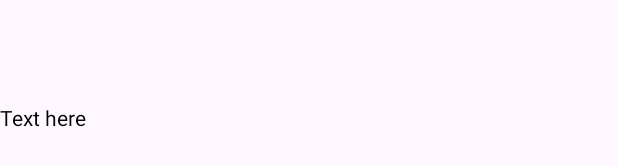
After one commit to Malccy/Smith_Malcolm_S2224512, an Android app: the layout layout_listview.xml on its own in the app's theme, with its tools: preview values and no code run, on a phone screen of 412 x 824 dp. The commit adds this screen. Shown: the part 500-666 px from the top of the screen. Run offline under Robolectric (Android 15) with nearby library versions, the phone set to English and light mode, and no system bars.

Commit message:
Added colours for delay length and pop-up for further details on a tap. Added image placeholders for icons but yet to add

```diff
--- /dev/null
+++ b/app/src/main/res/layout/layout_listview.xml
@@ -0,0 +1,21 @@
+<?xml version="1.0" encoding="utf-8"?>
+<LinearLayout xmlns:android="http://schemas.android.com/apk/res/android"
+    android:layout_width="match_parent"
+    android:layout_height="match_parent"
+    android:orientation="horizontal">
+
+    <ImageView
+        android:visibility="gone"
+        android:id="@+id/icon"
+        android:layout_width="50dp"
+        android:layout_height="50dp"
+        android:src="@mipmap/ic_launcher" />
+
+    <TextView
+        android:id="@+id/textView"
+        android:layout_width="wrap_content"
+        android:layout_height="wrap_content"
+        android:layout_gravity="center"
+        android:text="Text here"
+        android:textColor="@color/black" />
+</LinearLayout>
--- /dev/null
+++ b/app/src/main/res/values/colours.xml
@@ -0,0 +1,5 @@
+<?xml version="1.0" encoding="utf-8"?>
+<resources>
+    <color name="black">#FF000000</color>
+    <color name="white">#FFFFFFFF</color>
+</resources>
```
Also changed, not shown: app/src/main/java/org/me/gcu/smith_malcolm_s2224512/CustomAdapter.java (added, +63 -0 lines), app/src/main/java/org/me/gcu/smith_malcolm_s2224512/MainActivity.java (+177 -3 lines).
